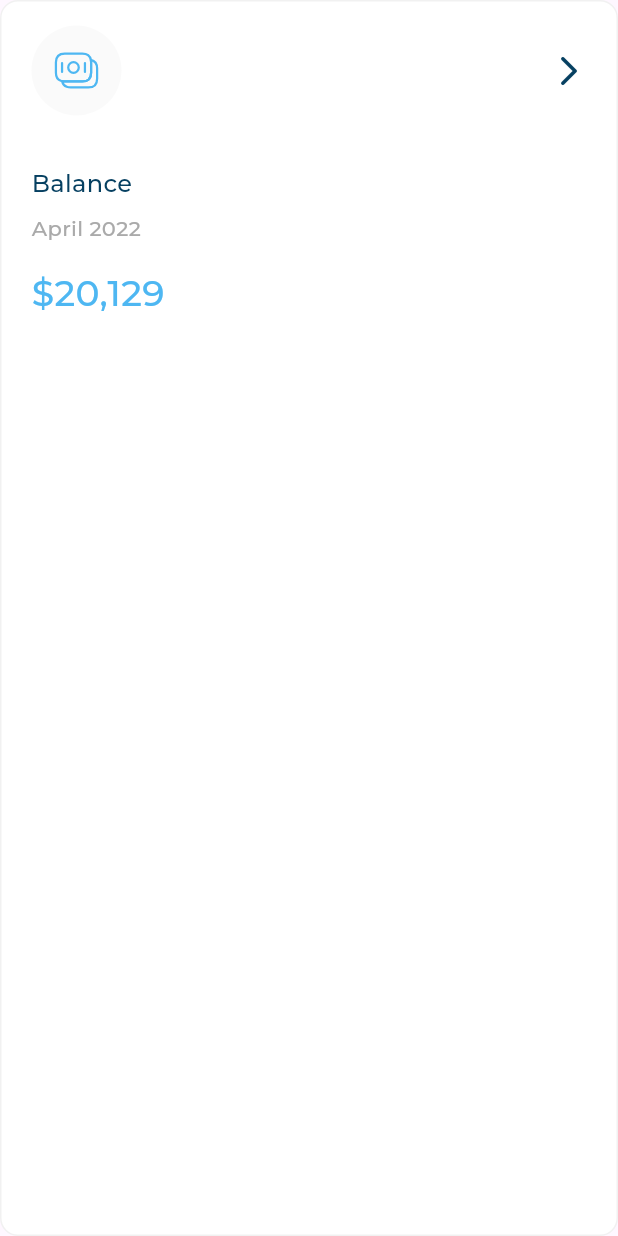
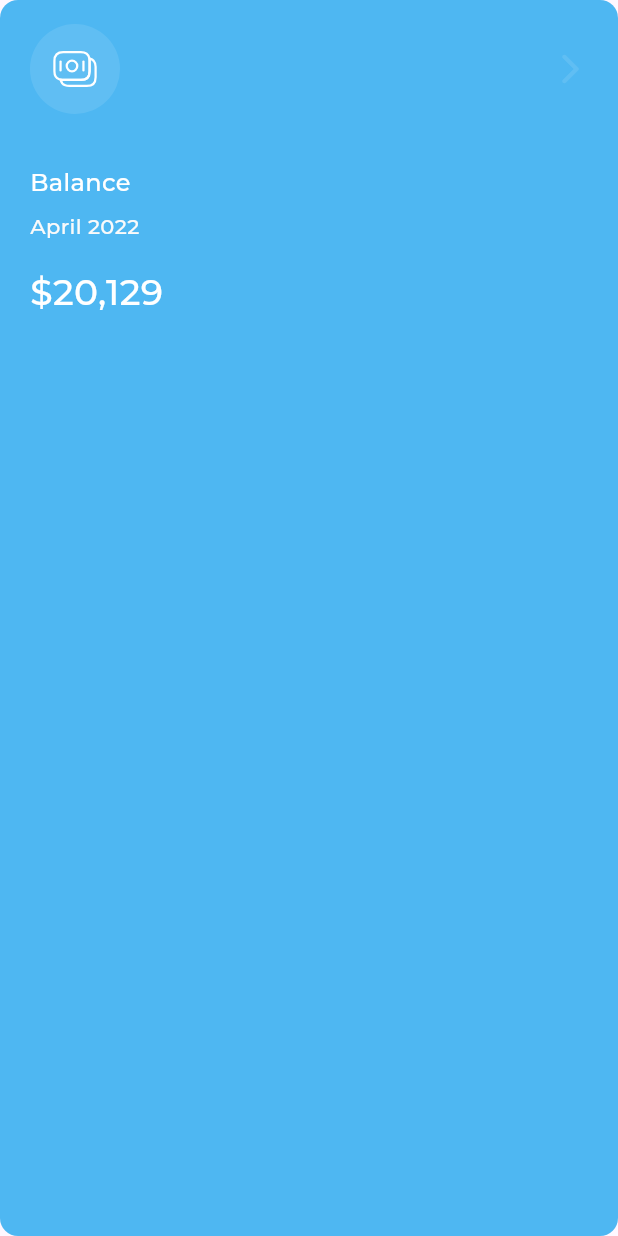
Before and after one commit to Mohamed-Husien/responsive_dash_board, a Flutter app: the ActiveAllExpensessItem widget shown alone on an empty page, opened directly with sample values from the repository, on a phone screen of 412 x 824 dp. Run offline on Flutter 3.47's test engine with Material 3 defaults, Android fonts, the phone set to English and light mode, and no system bars; our stand-ins replace flutter_svg; project files that could hold a hidden picture were left out.

Commit message:
all expensess UI done

```diff
--- a/lib/widgets/all_expensess.dart
+++ b/lib/widgets/all_expensess.dart
@@ -1,8 +1,5 @@
 import 'package:flutter/material.dart';
-import 'package:responsive_dash_board_app/models/all_expensess_item_model.dart';
-import 'package:responsive_dash_board_app/utils/app_images.dart';
 import 'package:responsive_dash_board_app/widgets/all_expensess_header.dart';
-import 'package:responsive_dash_board_app/widgets/all_expensess_item.dart';
 import 'package:responsive_dash_board_app/widgets/all_expensess_item_list_view.dart';
 
 class AllExpensessWidget extends StatelessWidget {
@@ -24,9 +21,7 @@ class AllExpensessWidget extends StatelessWidget {
           SizedBox(
             height: 16,
           ),
-          Expanded(
-            child: AllExpensessItemListView(),
-          ),
+          AllExpensessItemListView(),
         ],
       ),
     );
--- a/lib/widgets/all_expensess_item.dart
+++ b/lib/widgets/all_expensess_item.dart
@@ -10,6 +10,8 @@ class AllExpensessItem extends StatelessWidget {
   final bool isSelected;
   @override
   Widget build(BuildContext context) {
-    return InActiveAllExpensessItem(itemModel: itemModel);
+    return isSelected
+        ? ActiveAllExpensessItem(itemModel: itemModel)
+        : InActiveAllExpensessItem(itemModel: itemModel);
   }
 }
--- a/lib/widgets/all_expensess_item_header.dart
+++ b/lib/widgets/all_expensess_item_header.dart
@@ -2,8 +2,10 @@ import 'package:flutter/material.dart';
 import 'package:flutter_svg/svg.dart';
 
 class AllExpensessItemHeader extends StatelessWidget {
-  const AllExpensessItemHeader({super.key, required this.image});
+  const AllExpensessItemHeader(
+      {super.key, required this.image, this.imageBackground, this.imageColor});
   final String image;
+  final Color? imageBackground, imageColor;
   @override
   Widget build(BuildContext context) {
     return Row(
@@ -12,16 +14,20 @@ class AllExpensessItemHeader extends StatelessWidget {
           padding: const EdgeInsets.all(14),
           width: 60,
           height: 60,
-          decoration: const ShapeDecoration(
-            color: Color(0xFFFAFAFA),
-            shape: OvalBorder(),
+          decoration: ShapeDecoration(
+            color: imageBackground ?? const Color(0xFFFAFAFA),
+            shape: const OvalBorder(),
           ),
-          child: SvgPicture.asset(image),
+          child: SvgPicture.asset(
+            image,
+            colorFilter: ColorFilter.mode(
+                imageColor ?? const Color(0xFF4EB7F2), BlendMode.srcIn),
+          ),
         ),
         const Spacer(), //it is like Expanded(child:sizedBox()),
-        const Icon(
+        Icon(
           Icons.arrow_forward_ios_rounded,
-          color: Color(0xff064061),
+          color: imageBackground ?? const Color(0xff064061),
         ),
       ],
     );
--- a/lib/widgets/inactive_and_active_all_expensess_item.dart
+++ b/lib/widgets/inactive_and_active_all_expensess_item.dart
@@ -69,39 +69,43 @@ class ActiveAllExpensessItem extends StatelessWidget {
     return Container(
       padding: const EdgeInsets.symmetric(horizontal: 20, vertical: 16),
       decoration: ShapeDecoration(
-        color: Colors.white,
+        color: const Color(0xFF4EB7F2),
         shape: RoundedRectangleBorder(
-          side: const BorderSide(
-            width: 1,
-            color: Color(0xffF1F1F1),
-          ),
           borderRadius: BorderRadius.circular(12),
         ),
       ),
       child: Column(
         crossAxisAlignment: CrossAxisAlignment.start,
         children: [
-          AllExpensessItemHeader(image: itemModel.image),
+          AllExpensessItemHeader(
+              imageBackground: Colors.white.withOpacity(0.10000000149011612),
+              imageColor: Colors.white,
+              image: itemModel.image),
           const SizedBox(
             height: 34,
           ),
           Text(
             itemModel.title,
-            style: AppStyle.styleSemiBold16,
+            style: AppStyle.styleSemiBold16.copyWith(
+              color: const Color(0xffFFFFFF),
+            ),
           ),
           const SizedBox(
             height: 8,
           ),
           Text(
             itemModel.date,
-            style: AppStyle.styleRegular14,
+            style: AppStyle.styleRegular14
+                .copyWith(color: const Color(0xFFFAFAFA)),
           ),
           const SizedBox(
             height: 16,
           ),
           Text(
             itemModel.price,
-            style: AppStyle.styleSemiBold24,
+            style: AppStyle.styleSemiBold24.copyWith(
+              color: const Color(0xFFFFFFFF),
+            ),
           ),
         ],
       ),
```
